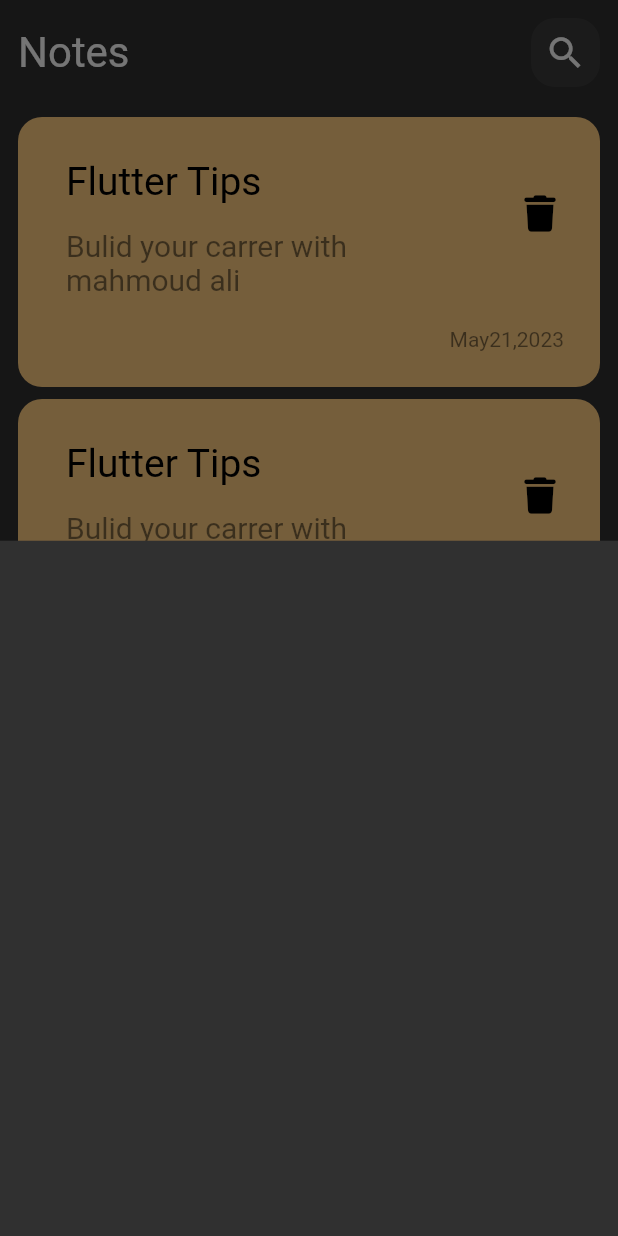
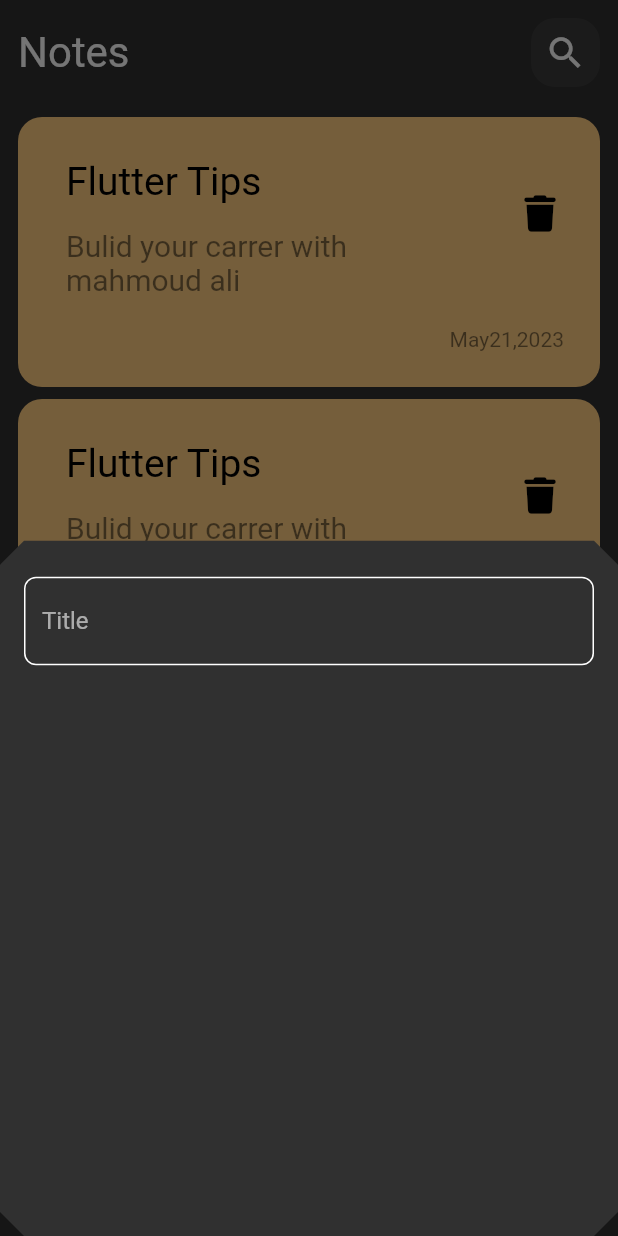
Before and after one commit to Mahmoudali55/notesApp, a Flutter app: the screen it shows after launch, after a tap on the "add" icon, on a phone screen of 412 x 824 dp. Run offline on Flutter 3.47's test engine with Material 2 defaults, Android fonts, the phone set to English and light mode, and no system bars; our stand-ins replace font_awesome_flutter; Roboto replaces fonts that are missing (Poppins).

Commit message:
creat_textfield

```diff
--- /dev/null
+++ b/lib/constants.dart
@@ -0,0 +1,3 @@
+import 'package:flutter/material.dart';
+
+const KPrimaryColor = Color(0xff62FCDF);
--- a/lib/views/notes_view.dart
+++ b/lib/views/notes_view.dart
@@ -13,6 +13,9 @@ class NotesAppView extends StatelessWidget {
       floatingActionButton: FloatingActionButton(
         onPressed: () {
           showModalBottomSheet(
+              shape: BeveledRectangleBorder(
+                borderRadius: BorderRadius.circular(16),
+              ),
               context: context,
               builder: (context) {
                 return AddNoteBottomSheet();
--- a/lib/views/widgets/addmodelBottenSheet.dart
+++ b/lib/views/widgets/addmodelBottenSheet.dart
@@ -1,10 +1,25 @@
+// ignore_for_file: prefer_const_constructors, prefer_const_literals_to_create_immutables
+
 import 'package:flutter/material.dart';
+import 'package:notes_app/views/widgets/custom_textfiled.dart';
 
 class AddNoteBottomSheet extends StatelessWidget {
   const AddNoteBottomSheet({super.key});
 
   @override
   Widget build(BuildContext context) {
-    return Container();
+    return Padding(
+      padding: const EdgeInsets.symmetric(
+        horizontal: 16,
+      ),
+      child: Column(
+        children: [
+          SizedBox(
+            height: 24,
+          ),
+          CustomTextField()
+        ],
+      ),
+    );
   }
 }
--- /dev/null
+++ b/lib/views/widgets/custom_textfiled.dart
@@ -0,0 +1,25 @@
+// ignore_for_file: prefer_const_constructors
+
+import 'package:flutter/material.dart';
+import 'package:notes_app/constants.dart';
+
+class CustomTextField extends StatelessWidget {
+  const CustomTextField({super.key});
+
+  @override
+  Widget build(BuildContext context) {
+    return TextField(
+      cursorColor: KPrimaryColor,
+      decoration: InputDecoration(
+        hintText: 'Title',
+        border: buildBorder(),
+        enabledBorder: buildBorder(),
+        focusedBorder: buildBorder(KPrimaryColor),
+      ),
+    );
+  }
+
+  OutlineInputBorder buildBorder([Color]) => OutlineInputBorder(
+      borderRadius: BorderRadius.circular(8),
+      borderSide: BorderSide(color: Color ?? Colors.white));
+}
```
